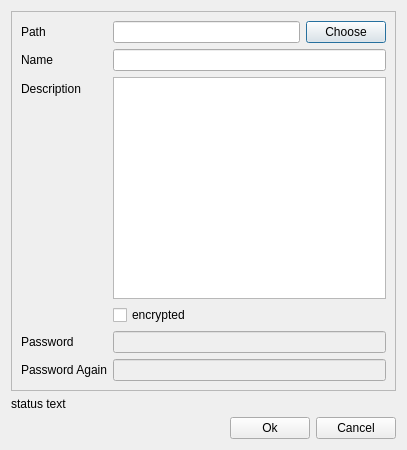
First picture: the form in ui/create-repo-dialog.ui, repository haiwen/seafile-client, before the edit.
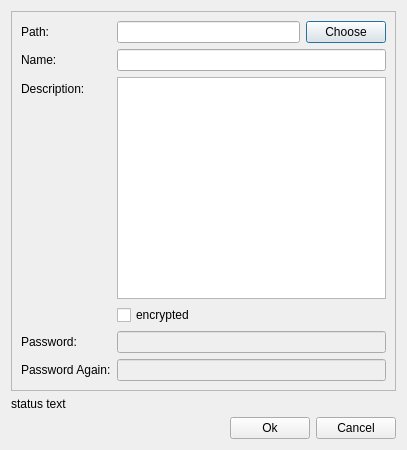
Second picture: the form after the edit.

Commit message: append colon to form label text

Diff of the .ui file:
```diff
--- a/ui/create-repo-dialog.ui
+++ b/ui/create-repo-dialog.ui
@@ -29,7 +29,7 @@
       <item row="0" column="0">
        <widget class="QLabel" name="label_4">
         <property name="text">
-         <string>Path</string>
+         <string>Path:</string>
         </property>
        </widget>
       </item>
@@ -50,7 +50,7 @@
       <item row="1" column="0">
        <widget class="QLabel" name="nameLabel">
         <property name="text">
-         <string>Name</string>
+         <string>Name:</string>
         </property>
        </widget>
       </item>
@@ -67,7 +67,7 @@
       <item row="2" column="0">
        <widget class="QLabel" name="label_2">
         <property name="text">
-         <string>Description</string>
+         <string>Description:</string>
         </property>
        </widget>
       </item>
@@ -84,7 +84,7 @@
       <item row="4" column="0">
        <widget class="QLabel" name="label_3">
         <property name="text">
-         <string>Password</string>
+         <string>Password:</string>
         </property>
        </widget>
       </item>
@@ -104,7 +104,7 @@
       <item row="5" column="0">
        <widget class="QLabel" name="label">
         <property name="text">
-         <string>Password Again</string>
+         <string>Password Again:</string>
         </property>
        </widget>
       </item>
```
